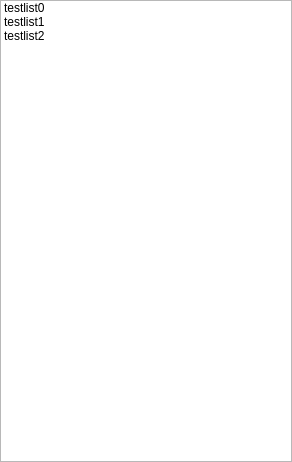
This is playlist.ui in itisyang/playerdemo as Qt 5 draws it before an edit. The edited form follows.
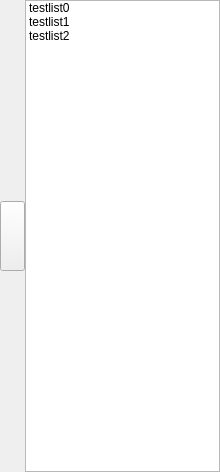
This is the edited form.

```diff
--- a/playlist.ui
+++ b/playlist.ui
@@ -6,8 +6,8 @@
    <rect>
     <x>0</x>
     <y>0</y>
-    <width>292</width>
-    <height>462</height>
+    <width>220</width>
+    <height>472</height>
    </rect>
   </property>
   <property name="windowTitle">
@@ -47,7 +47,52 @@
       <property name="spacing">
        <number>0</number>
       </property>
-      <item row="0" column="0">
+      <item row="0" column="1">
+       <spacer name="verticalSpacer">
+        <property name="orientation">
+         <enum>Qt::Vertical</enum>
+        </property>
+        <property name="sizeHint" stdset="0">
+         <size>
+          <width>20</width>
+          <height>198</height>
+         </size>
+        </property>
+       </spacer>
+      </item>
+      <item row="2" column="1">
+       <spacer name="verticalSpacer_2">
+        <property name="orientation">
+         <enum>Qt::Vertical</enum>
+        </property>
+        <property name="sizeHint" stdset="0">
+         <size>
+          <width>20</width>
+          <height>198</height>
+         </size>
+        </property>
+       </spacer>
+      </item>
+      <item row="1" column="1">
+       <widget class="QPushButton" name="HideOrShowBtn">
+        <property name="minimumSize">
+         <size>
+          <width>25</width>
+          <height>70</height>
+         </size>
+        </property>
+        <property name="maximumSize">
+         <size>
+          <width>25</width>
+          <height>16777215</height>
+         </size>
+        </property>
+        <property name="text">
+         <string/>
+        </property>
+       </widget>
+      </item>
+      <item row="0" column="2" rowspan="3">
        <widget class="QListWidget" name="List">
         <property name="focusPolicy">
          <enum>Qt::NoFocus</enum>
@@ -69,6 +114,19 @@
         </item>
        </widget>
       </item>
+      <item row="1" column="0">
+       <spacer name="horizontalSpacer">
+        <property name="orientation">
+         <enum>Qt::Horizontal</enum>
+        </property>
+        <property name="sizeHint" stdset="0">
+         <size>
+          <width>40</width>
+          <height>20</height>
+         </size>
+        </property>
+       </spacer>
+      </item>
      </layout>
     </widget>
    </item>
```
Left out of the diff: 4 changed lines with no effect on the pictures.
